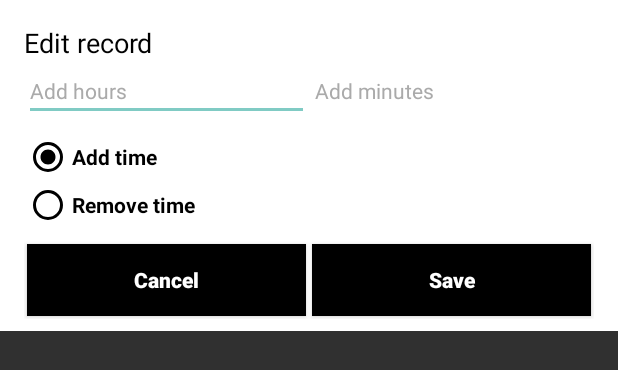
After one commit to LexuBBAA/Tracker, an Android app: the layout layout_edit_time_popup.xml on its own in the app's theme, with its tools: preview values and no code run, on a phone screen of 412 x 824 dp. The commit adds this screen. Shown: the top 370 px of the screen. Run offline under Robolectric (Android 15) with nearby library versions, the phone set to English and light mode, and no system bars.

Commit message:
Implemented functionality regarding Record updating.
Added popup / dialog for adding / removing time;
Fixed some minor issues regarding time computing;
Added handling for commiting updates during session and updating the MainActivity's list.

```diff
--- /dev/null
+++ b/app/src/main/java/com/lexu/tracker/OnAlertOptionsListener.java
@@ -0,0 +1,6 @@
+package com.lexu.tracker;
+
+public interface OnAlertOptionsListener {
+    void onCancel();
+    void onSave(final int hours, final int minutes, final boolean mode);
+}
--- a/app/src/main/res/layout/activity_edit_time.xml
+++ b/app/src/main/res/layout/activity_edit_time.xml
@@ -77,7 +77,7 @@
         app:layout_constraintBottom_toTopOf="@+id/edit_time_recorded_time"
         app:layout_constraintEnd_toEndOf="@+id/edit_time_recorded_time"/>
 
-    <EditText
+    <TextView
         android:id="@+id/edit_time_recorded_time"
         android:layout_width="wrap_content"
         android:layout_height="wrap_content"
@@ -85,8 +85,6 @@
         android:layout_marginRight="16dp"
         android:drawableLeft="@drawable/ic_edit_black_24dp"
         android:drawableStart="@drawable/ic_edit_black_24dp"
-        android:enabled="false"
-        android:inputType="datetime"
         android:text="@string/formatted_time_placeholder"
         android:textColor="@android:color/darker_gray"
         android:textSize="18sp"
--- /dev/null
+++ b/app/src/main/res/layout/layout_edit_time_popup.xml
@@ -0,0 +1,125 @@
+<?xml version="1.0" encoding="utf-8"?>
+<android.support.constraint.ConstraintLayout
+    xmlns:android="http://schemas.android.com/apk/res/android"
+    xmlns:app="http://schemas.android.com/apk/res-auto"
+    android:layout_width="match_parent"
+    android:layout_height="wrap_content"
+    android:background="@android:color/white"
+    android:minWidth="275dp">
+
+    <TextView
+        android:id="@+id/popup_title"
+        android:layout_width="0dp"
+        android:layout_height="wrap_content"
+        android:layout_marginEnd="16dp"
+        android:layout_marginStart="16dp"
+        android:layout_marginTop="16dp"
+        android:text="@string/edit_time_title_text"
+        android:textColor="@android:color/black"
+        android:textSize="18sp"
+        app:layout_constraintEnd_toEndOf="parent"
+        app:layout_constraintStart_toStartOf="parent"
+        app:layout_constraintTop_toTopOf="parent"/>
+
+    <LinearLayout
+        android:id="@+id/linearLayout3"
+        android:layout_width="0dp"
+        android:layout_height="wrap_content"
+        android:layout_marginEnd="16dp"
+        android:layout_marginStart="16dp"
+        android:orientation="horizontal"
+        app:layout_constraintEnd_toEndOf="parent"
+        app:layout_constraintStart_toStartOf="parent"
+        app:layout_constraintTop_toBottomOf="@+id/popup_title">
+
+        <EditText
+            android:id="@+id/popup_hours"
+            android:layout_width="wrap_content"
+            android:layout_height="wrap_content"
+            android:layout_weight="1"
+            android:ems="10"
+            android:hint="Add hours"
+            android:textColorHint="@android:color/darker_gray"
+            android:inputType="number"
+            android:singleLine="true"
+            android:textColor="@android:color/black"
+            android:textSize="14sp"/>
+
+        <EditText
+            android:id="@+id/popup_minutes"
+            android:layout_width="wrap_content"
+            android:layout_height="wrap_content"
+            android:layout_weight="1"
+            android:ems="10"
+            android:hint="Add minutes"
+            android:textColorHint="@android:color/darker_gray"
+            android:inputType="number"
+            android:singleLine="true"
+            android:textColor="@android:color/black"
+            android:textSize="14sp"/>
+    </LinearLayout>
+
+    <RadioButton
+        android:id="@+id/popup_option_add"
+        android:layout_width="wrap_content"
+        android:layout_height="wrap_content"
+        android:layout_marginTop="8dp"
+        android:buttonTint="@android:color/black"
+        android:checked="true"
+        android:text="Add time"
+        android:textColor="@android:color/black"
+        android:textSize="14sp"
+        android:textStyle="bold"
+        app:layout_constraintStart_toStartOf="@+id/linearLayout3"
+        app:layout_constraintTop_toBottomOf="@+id/linearLayout3"/>
+
+    <RadioButton
+        android:id="@+id/popup_option_remove"
+        android:layout_width="wrap_content"
+        android:layout_height="wrap_content"
+        android:buttonTint="@android:color/black"
+        android:checked="false"
+        android:text="Remove time"
+        android:textColor="@android:color/black"
+        android:textStyle="bold"
+        app:layout_constraintStart_toStartOf="@+id/popup_option_add"
+        app:layout_constraintTop_toBottomOf="@+id/popup_option_add"/>
+
+    <LinearLayout
+        android:layout_width="0dp"
+        android:layout_height="wrap_content"
+        android:layout_marginEnd="16dp"
+        android:layout_marginStart="16dp"
+        android:layout_marginTop="8dp"
+        android:orientation="horizontal"
+        android:paddingBottom="8dp"
+        app:layout_constraintEnd_toEndOf="parent"
+        app:layout_constraintStart_toStartOf="parent"
+        app:layout_constraintTop_toBottomOf="@+id/popup_option_remove">
+
+        <Button
+            android:id="@+id/popup_cancel"
+            android:layout_width="wrap_content"
+            android:layout_height="wrap_content"
+            android:layout_margin="2dp"
+            android:layout_weight="1"
+            android:background="@android:color/black"
+            android:text="Cancel"
+            android:textAllCaps="false"
+            android:textColor="@android:color/white"
+            android:textStyle="bold"/>
+
+        <Button
+            android:id="@+id/popup_save"
+            android:layout_width="wrap_content"
+            android:layout_height="wrap_content"
+            android:layout_margin="2dp"
+            android:layout_weight="1"
+            android:background="@android:color/black"
+            android:text="Save"
+            android:textAllCaps="false"
+            android:textColor="@android:color/white"
+            android:textStyle="bold"/>
+    </LinearLayout>
+
+</android.support.constraint.ConstraintLayout>
```
Also changed, not shown: app/src/main/java/com/lexu/tracker/EditTimeActivity.java (+70 -7 lines), app/src/main/java/com/lexu/tracker/MainActivity.java (+32 -2 lines), app/src/main/java/com/lexu/tracker/Models/TimeEntry.java (+30 -0 lines), app/src/main/java/com/lexu/tracker/Views/EditTimeAlert.java (added, +194 -0 lines).
